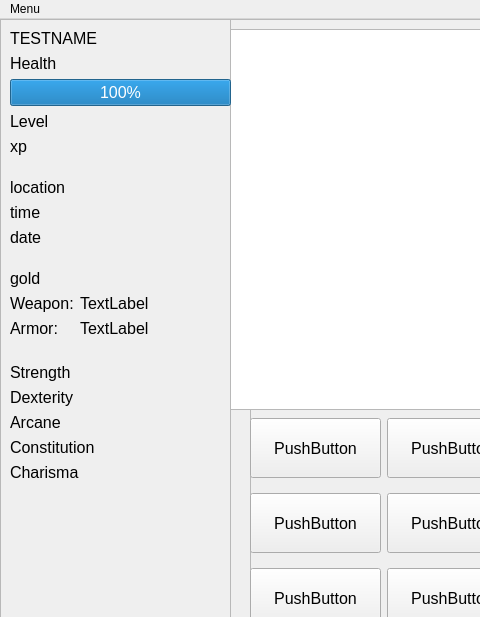
Above: Game.ui from RobertHalbert/2023GameProject before the change; both pictures show x 0 to 480 and y 0 to 617 of the 1010 by 711 pixel window. Below: the same form after it.
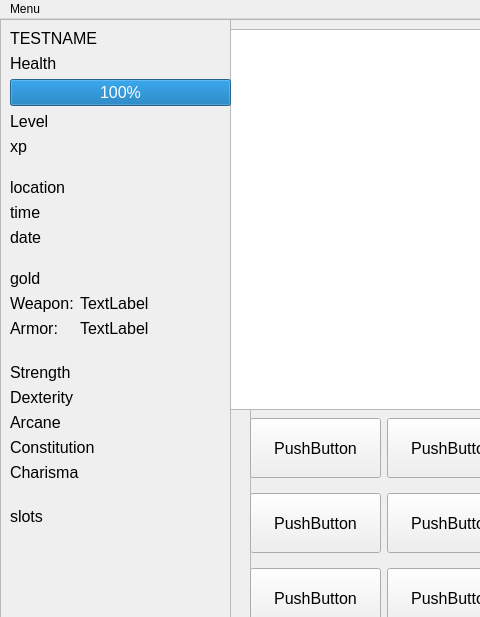
That is the form after the change.

What changed in the file:
```diff
--- a/Game.ui
+++ b/Game.ui
@@ -68,7 +68,7 @@
         <x>10</x>
         <y>10</y>
         <width>221</width>
-        <height>481</height>
+        <height>571</height>
        </rect>
       </property>
       <layout class="QFormLayout" name="formLayoutInfo">
@@ -246,6 +246,29 @@
          </property>
         </widget>
        </item>
+       <item row="19" column="0" colspan="2">
+        <spacer name="verticalSpacer_4">
+         <property name="orientation">
+          <enum>Qt::Vertical</enum>
+         </property>
+         <property name="sizeType">
+          <enum>QSizePolicy::Preferred</enum>
+         </property>
+         <property name="sizeHint" stdset="0">
+          <size>
+           <width>38</width>
+           <height>13</height>
+          </size>
+         </property>
+        </spacer>
+       </item>
+       <item row="20" column="0" colspan="2">
+        <widget class="QLabel" name="labelSlots">
+         <property name="text">
+          <string>slots</string>
+         </property>
+        </widget>
+       </item>
       </layout>
      </widget>
     </widget>
```
